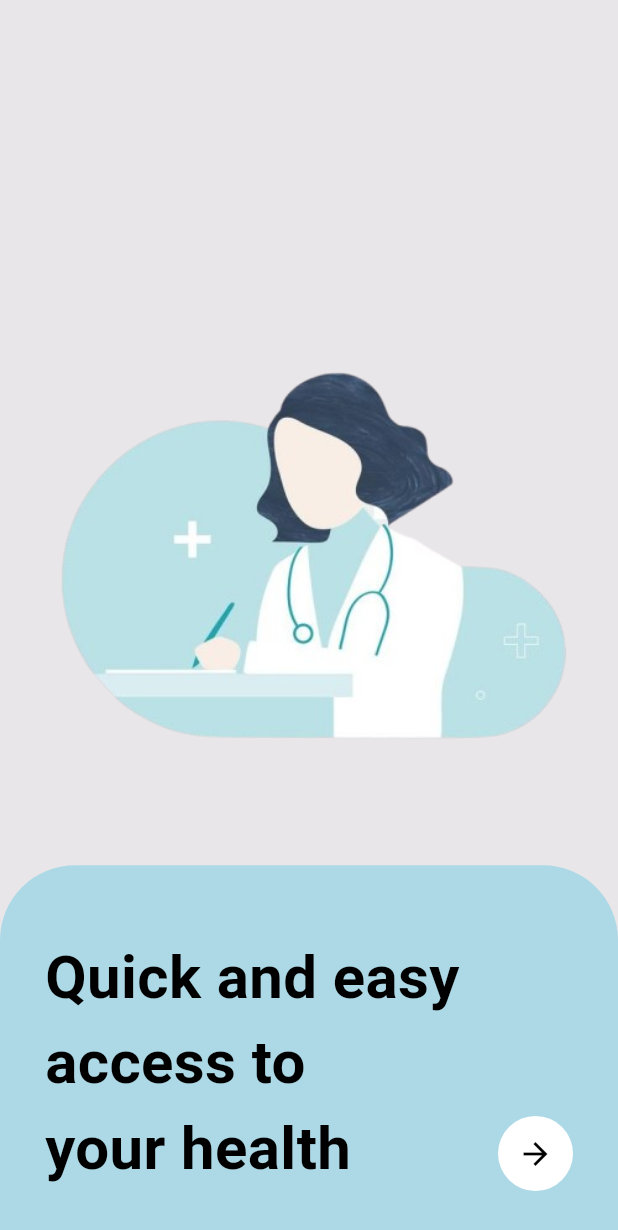
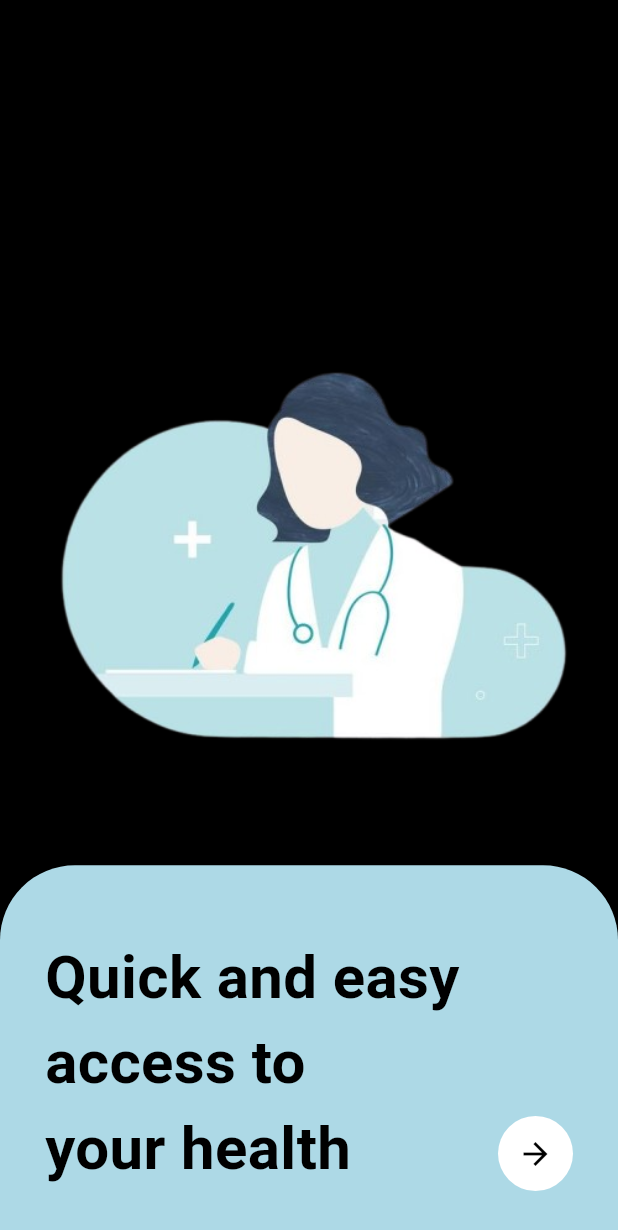
Before and after one commit to vishuSaini2000/health_care_app, a Flutter app: the screen it shows after launch, on a phone screen of 412 x 824 dp. Shown: the top 1230 px of the screen. Run offline on Flutter 3.47's test engine with Material 3 defaults, Android fonts, the phone set to English and light mode, and no system bars; our stand-ins replace flutter_riverpod.

Commit message:
scaffold color change

```diff
--- a/lib/screens/start_screen.dart
+++ b/lib/screens/start_screen.dart
@@ -1,5 +1,6 @@
 import 'package:flutter/material.dart';
 import 'package:flutter_riverpod/flutter_riverpod.dart';
+import 'package:health_care_app/constants/color_constants.dart';
 import 'package:health_care_app/provider/app_mode_provider.dart';
 import 'package:health_care_app/screens/components/doctor_image_container.dart';
 import 'package:health_care_app/screens/components/home_navigation_container.dart';
@@ -15,9 +16,10 @@ class _StartScreenState extends ConsumerState<StartScreen> {
   @override
   Widget build(BuildContext context) {
     Color appScaffoldColor = ref.watch(appScaffoldColorProvider);
-    return   Scaffold(
-      backgroundColor:appScaffoldColor ,
-        body: const SafeArea(
+    return const   Scaffold(
+      // appScaffoldColor
+      backgroundColor:appBlack ,
+        body:  SafeArea(
           child: Column(
             children: [
               Flexible(
```
